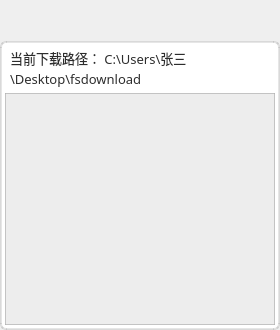
Qt form Fdog-Kit/module_ssh/downloadwidget.ui (HuaGouFdog/Fdog-Kit) before a commit.
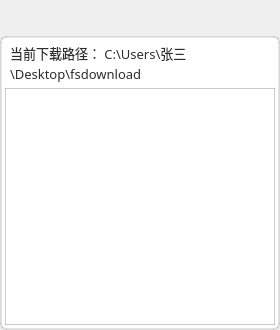
The same form after that commit. Icons and pictures are not drawn.

Commit message: 优化下载窗口ui，修复历史命令窗口跟随异常

```diff
--- a/Fdog-Kit/module_ssh/downloadwidget.ui
+++ b/Fdog-Kit/module_ssh/downloadwidget.ui
@@ -30,7 +30,7 @@
   </property>
   <layout class="QVBoxLayout" name="verticalLayout">
    <property name="spacing">
-    <number>10</number>
+    <number>5</number>
    </property>
    <property name="leftMargin">
     <number>0</number>
@@ -301,8 +301,8 @@
         <property name="styleSheet">
          <string notr="true">#scrollArea{
 	border: 1px solid;
-	border-color: rgba(126, 126, 126, 50);
-	background-color: rgba(29, 29, 29, 50);
+	border-color: rgba(126, 126, 126, 100);
+	background-color: rgba(29, 29, 29, 0);
 }
 </string>
         </property>
@@ -315,7 +315,7 @@
            <x>0</x>
            <y>0</y>
            <width>268</width>
-           <height>236</height>
+           <height>241</height>
           </rect>
          </property>
          <property name="minimumSize">
@@ -325,7 +325,7 @@
           </size>
          </property>
          <property name="styleSheet">
-          <string notr="true">background-color: rgba(255, 255, 255, 150);</string>
+          <string notr="true">background-color: rgba(29, 29, 29, 0);</string>
          </property>
          <layout class="QVBoxLayout" name="verticalLayout_3">
           <property name="leftMargin">
```
Left out of the diff: 2 changed lines with no effect on the pictures. The commit also changes 5 other files.
